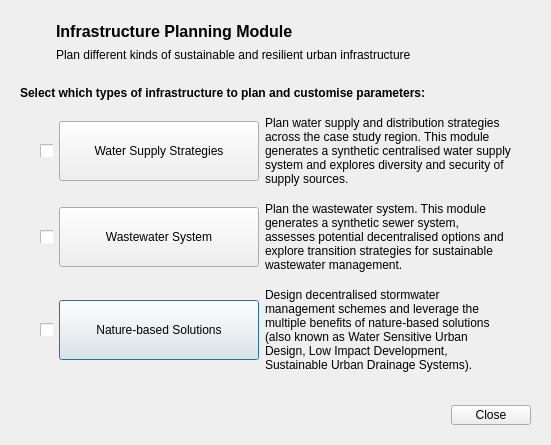
Qt form gui/md_infrastructureguilaunch.ui (petermbach/urbanbeats-pss) before a commit.
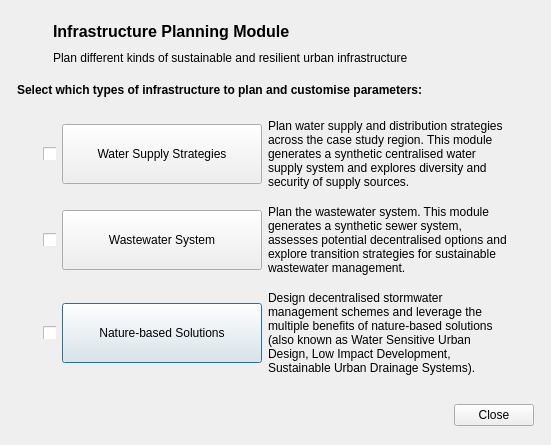
The same form after that commit. Icons and pictures are not drawn.

Commit message: Cleaned up the GUI, made some changes to many of the widget margins from 9px to 6px. Aesthetic improvements primarily.

Diff of the .ui file:
```diff
--- a/gui/md_infrastructureguilaunch.ui
+++ b/gui/md_infrastructureguilaunch.ui
@@ -27,6 +27,18 @@
       </size>
      </property>
      <layout class="QGridLayout" name="gridLayout_3">
+      <property name="leftMargin">
+       <number>6</number>
+      </property>
+      <property name="topMargin">
+       <number>6</number>
+      </property>
+      <property name="rightMargin">
+       <number>6</number>
+      </property>
+      <property name="bottomMargin">
+       <number>6</number>
+      </property>
       <item row="0" column="0">
        <widget class="QLabel" name="title_logo">
         <property name="minimumSize">
@@ -79,6 +91,18 @@
    <item>
     <widget class="QWidget" name="widget" native="true">
      <layout class="QVBoxLayout" name="verticalLayout_2">
+      <property name="leftMargin">
+       <number>6</number>
+      </property>
+      <property name="topMargin">
+       <number>6</number>
+      </property>
+      <property name="rightMargin">
+       <number>6</number>
+      </property>
+      <property name="bottomMargin">
+       <number>6</number>
+      </property>
       <item>
        <widget class="QLabel" name="select_text">
         <property name="text">
@@ -91,6 +115,18 @@
       </item>
       <item>
        <layout class="QGridLayout" name="gridLayout">
+        <property name="leftMargin">
+         <number>6</number>
+        </property>
+        <property name="topMargin">
+         <number>6</number>
+        </property>
+        <property name="rightMargin">
+         <number>6</number>
+        </property>
+        <property name="bottomMargin">
+         <number>6</number>
+        </property>
         <item row="2" column="1">
          <widget class="QCheckBox" name="md_watersupply_check">
           <property name="maximumSize">
@@ -366,6 +402,18 @@
       </size>
      </property>
      <layout class="QHBoxLayout" name="horizontalLayout_2">
+      <property name="leftMargin">
+       <number>6</number>
+      </property>
+      <property name="topMargin">
+       <number>6</number>
+      </property>
+      <property name="rightMargin">
+       <number>6</number>
+      </property>
+      <property name="bottomMargin">
+       <number>6</number>
+      </property>
       <item>
        <spacer name="horizontalSpacer">
         <property name="orientation">
```
The commit also changes 42 other files.
